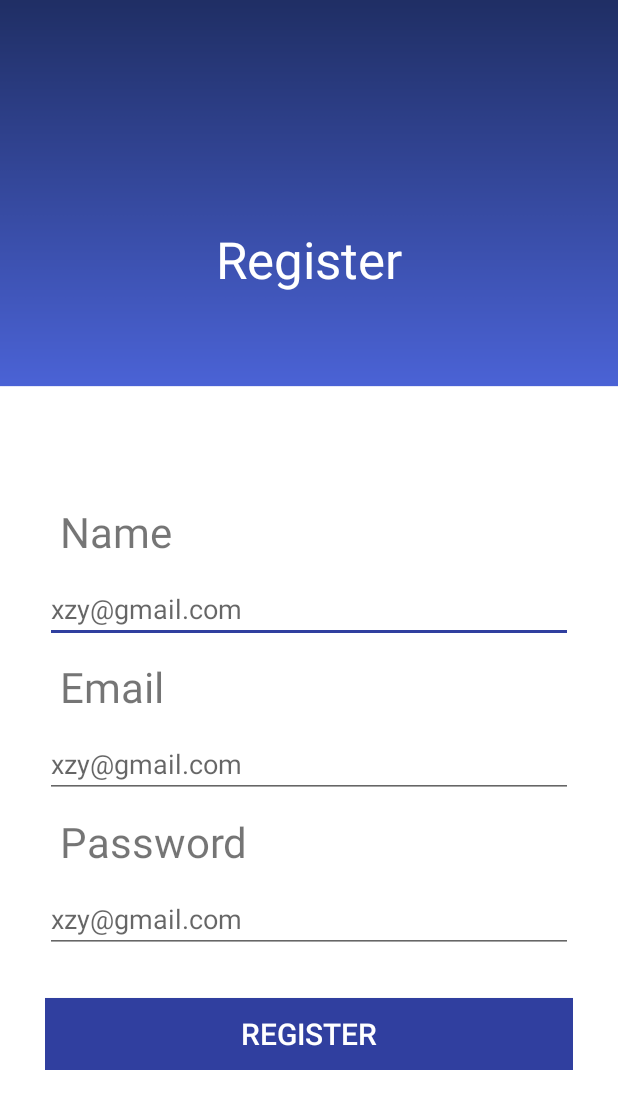
After one commit to imalK96/budgetApp, an Android app: the registerUser screen opened directly, with no data from a screen before it, on a phone screen of 412 x 824 dp. The commit adds this screen. Shown: the top 1109 px of the screen. Run offline under Robolectric (Android 15) with nearby library versions, the phone set to English and light mode, and no system bars.

Commit message:
added register page

```diff
--- a/app/src/main/AndroidManifest.xml
+++ b/app/src/main/AndroidManifest.xml
@@ -9,7 +9,8 @@
         android:roundIcon="@mipmap/ic_launcher_round"
         android:supportsRtl="true"
         android:theme="@style/AppTheme">
-        <activity android:name=".View"></activity>
+        <activity android:name=".registerUser"></activity>
+        <activity android:name=".View" />
         <activity android:name=".addCategory" />
         <activity android:name=".userProfile" />
         <activity android:name=".MainActivity" />
--- a/app/src/main/java/com/example/imal/LoginActivity.java
+++ b/app/src/main/java/com/example/imal/LoginActivity.java
@@ -11,7 +11,7 @@ import android.widget.TextView;
 public class LoginActivity extends AppCompatActivity {
 
     private Button loginBtn;
-    private TextView emailTxt, pwTxt;
+    private TextView emailTxt, pwTxt, register;
 
     @Override
     protected void onCreate(Bundle savedInstanceState) {
@@ -19,6 +19,7 @@ public class LoginActivity extends AppCompatActivity {
         setContentView(R.layout.activity_login);
 
         loginBtn = findViewById(R.id.loginBtn);
+        register = findViewById(R.id.createAcc);
 
     }
 
@@ -26,4 +27,9 @@ public class LoginActivity extends AppCompatActivity {
         Intent loginIntent = new Intent(getBaseContext(), MainActivity.class);
         startActivity(loginIntent);
     }
+
+    public void registerRedirect(View v){
+        Intent regIntent = new Intent(getBaseContext(), registerUser.class);
+        startActivity(regIntent);
+    }
 }
--- /dev/null
+++ b/app/src/main/java/com/example/imal/registerUser.java
@@ -0,0 +1,14 @@
+package com.example.imal;
+
+import androidx.appcompat.app.AppCompatActivity;
+
+import android.os.Bundle;
+
+public class registerUser extends AppCompatActivity {
+
+    @Override
+    protected void onCreate(Bundle savedInstanceState) {
+        super.onCreate(savedInstanceState);
+        setContentView(R.layout.activity_register_user);
+    }
+}
--- a/app/src/main/res/layout/activity_login.xml
+++ b/app/src/main/res/layout/activity_login.xml
@@ -90,6 +90,7 @@
         android:layout_marginStart="32dp"
         android:layout_marginTop="24dp"
         android:layout_marginEnd="8dp"
+        android:onClick="registerRedirect"
         android:text="@string/createAccount"
         android:textColor="@color/colorPrimaryDark"
         app:layout_constraintEnd_toEndOf="parent"
--- /dev/null
+++ b/app/src/main/res/layout/activity_register_user.xml
@@ -0,0 +1,127 @@
+<?xml version="1.0" encoding="utf-8"?>
+<RelativeLayout
+    xmlns:android="http://schemas.android.com/apk/res/android"
+    xmlns:app="http://schemas.android.com/apk/res-auto"
+    xmlns:tools="http://schemas.android.com/tools"
+    android:layout_width="match_parent"
+    android:layout_height="match_parent"
+    tools:context=".registerUser"
+    android:background="@drawable/bgapps"
+    >
+
+    <RelativeLayout
+        android:layout_width="match_parent"
+        android:layout_height="match_parent">
+
+        <RelativeLayout
+            android:id="@+id/layoutTop"
+            android:layout_width="match_parent"
+            android:layout_height="wrap_content"
+            >
+
+            <TextView
+                android:layout_width="match_parent"
+                android:layout_height="wrap_content"
+                android:text="Register"
+                android:textColor="#FFFFFF"
+                android:textSize="34sp"
+                android:gravity="center"
+                android:layout_marginTop="150dp"
+                android:layout_marginBottom="20dp"
+                />
+
+
+        </RelativeLayout>
+
+        <RelativeLayout
+            android:layout_width="match_parent"
+            android:layout_height="match_parent"
+            android:layout_below="@+id/layoutTop">
+
+            <LinearLayout
+                android:layout_width="match_parent"
+                android:layout_height="wrap_content"
+                android:layout_centerInParent="true"
+                android:layout_marginLeft="30dp"
+                android:layout_marginRight="30dp"
+                android:orientation="vertical">
+
+                <LinearLayout
+                    android:layout_width="match_parent"
+                    android:layout_height="wrap_content"
+                    android:orientation="vertical">
+
+                    <TextView
+                        android:layout_width="match_parent"
+                        android:layout_height="wrap_content"
+                        android:text="Name"
+                        android:layout_margin="10dp"
+                        android:textSize="28sp"/>
+                    <EditText
+                        android:layout_width="match_parent"
+                        android:layout_height="wrap_content"
+                        android:hint="xzy@gmail.com"/>
+
+                </LinearLayout>
+
+                <LinearLayout
+                    android:layout_width="match_parent"
+                    android:layout_height="wrap_content"
+                    android:orientation="vertical">
+
+                    <TextView
+                        android:layout_width="match_parent"
+                        android:layout_height="wrap_content"
+                        android:text="@string/login_emailHint"
+                        android:layout_margin="10dp"
+                        android:textSize="28sp"/>
+                    <EditText
+                        android:layout_width="match_parent"
+                        android:layout_height="wrap_content"
+                        android:hint="xzy@gmail.com"/>
+
+                </LinearLayout>
+
+                <LinearLayout
+                    android:layout_width="match_parent"
+                    android:layout_height="wrap_content"
+                    android:orientation="vertical">
+
+                    <TextView
+                        android:layout_width="match_parent"
+                        android:layout_height="wrap_content"
+                        android:text="@string/login_pwHint"
+                        android:layout_margin="10dp"
+                        android:textSize="28sp"/>
+                    <EditText
+                        android:layout_width="match_parent"
+                        android:layout_height="wrap_content"
+                        android:hint="xzy@gmail.com"/>
+
+                </LinearLayout>
+
+                <LinearLayout
+                    android:layout_width="match_parent"
+                    android:layout_height="wrap_content"
+                    android:orientation="vertical">
+
+                    <Button
+                        android:layout_width="match_parent"
+                        android:layout_height="wrap_content"
+                        android:layout_marginTop="30dp"
+                        android:text="@string/reg_btn"
+                        android:textSize="20sp"
+                        android:textColor="#FFFFFF"
+                        android:background="@color/colorAccent"/>
+
+                </LinearLayout>
+
+
+
+            </LinearLayout>
+
+        </RelativeLayout>
+
+    </RelativeLayout>
+
+</RelativeLayout>
--- a/app/src/main/res/layout/activity_user_profile.xml
+++ b/app/src/main/res/layout/activity_user_profile.xml
@@ -34,11 +34,11 @@
                 android:layout_width="wrap_content"
                 android:layout_height="wrap_content"
                 android:layout_below="@+id/userImg"
-                android:text="John Doe"
                 android:layout_centerHorizontal="true"
-                android:textSize="32sp"
+                android:layout_marginTop="15dp"
+                android:text="@string/profileName"
                 android:textColor="#FFFFFF"
-                android:layout_marginTop="15dp"/>
+                android:textSize="32sp" />
 
         </RelativeLayout>
 
--- a/app/src/main/res/values/strings.xml
+++ b/app/src/main/res/values/strings.xml
@@ -17,4 +17,8 @@
     <string name="profileField1">Income</string>
     <string name="profileField2">Expenses</string>
     <string name="profileField3">Savings</string>
+    <string name="profileName">John Doe</string>
+    <string name="reg_btn">Register</string>
+
+
 </resources>
```
